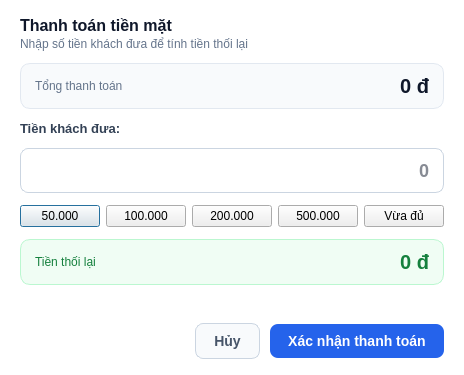
Qt form src/gui/cash_payment_dialog.ui (letrankhang/Supermarket_Manager) before a commit.
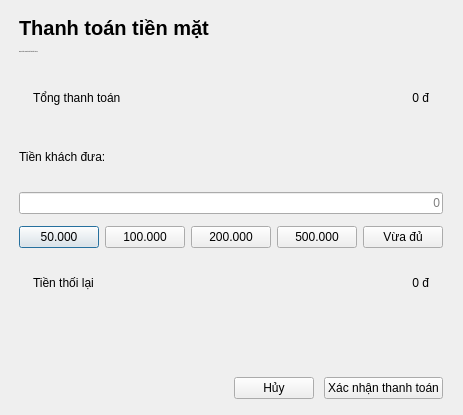
The same form after that commit. Icons and pictures are not drawn.

```diff
--- a/src/gui/cash_payment_dialog.ui
+++ b/src/gui/cash_payment_dialog.ui
@@ -7,77 +7,491 @@
     <x>0</x>
     <y>0</y>
     <width>420</width>
-    <height>360</height>
+    <height>415</height>
    </rect>
   </property>
   <property name="windowTitle">
    <string>Thanh toán tiền mặt</string>
   </property>
   <property name="styleSheet">
-   <string notr="true">QDialog {
+   <string notr="true">QDialog#CashPaymentDialog {
     background-color: #ffffff;
+    color: #0f172a;
+    font-family: &quot;Segoe UI&quot;, Arial, sans-serif;
 }
+QWidget {
+    font-family: &quot;Segoe UI&quot;, Arial, sans-serif;
+}
+QLabel {
+    background-color: transparent;
+    border: none;
+    color: #0f172a;
+}
+
+QLineEdit,
+QComboBox,
+QDateEdit,
+QSpinBox,
+QDoubleSpinBox {
+    background-color: #ffffff;
+    border: 1px solid #e2e8f0;
+    border-radius: 8px;
+    padding: 0px 12px;
+    min-height: 38px;
+    font-size: 13px;
+    color: #0f172a;
+    selection-background-color: #1d4ed8;
+    selection-color: #ffffff;
+}
+QTextEdit {
+    background-color: #ffffff;
+    border: 1px solid #e2e8f0;
+    border-radius: 8px;
+    padding: 8px 10px;
+    font-size: 13px;
+    color: #0f172a;
+    selection-background-color: #1d4ed8;
+    selection-color: #ffffff;
+}
+QLineEdit:hover,
+QComboBox:hover,
+QDateEdit:hover,
+QSpinBox:hover,
+QDoubleSpinBox:hover,
+QTextEdit:hover {
+    border: 1px solid #cbd5e1;
+}
+QLineEdit:focus,
+QComboBox:focus,
+QDateEdit:focus,
+QSpinBox:focus,
+QDoubleSpinBox:focus,
+QTextEdit:focus {
+    border: 1px solid #1d4ed8;
+}
+QLineEdit:disabled,
+QComboBox:disabled,
+QDateEdit:disabled,
+QSpinBox:disabled,
+QDoubleSpinBox:disabled {
+    background-color: #f8fafc;
+    color: #94a3b8;
+}
+QComboBox::drop-down {
+    subcontrol-origin: padding;
+    subcontrol-position: center right;
+    border: none;
+    background-color: transparent;
+    width: 26px;
+}
+QComboBox::down-arrow {
+    image: url(assets/images/chevron-down.png);
+    width: 10px;
+    height: 10px;
+}
+QComboBox::down-arrow:on {
+    image: url(assets/images/chevron-up.png);
+}
+QComboBox QAbstractItemView {
+    background-color: #ffffff;
+    border: 1px solid #e2e8f0;
+    border-radius: 8px;
+    padding: 4px;
+    outline: none;
+    selection-background-color: #eff6ff;
+    selection-color: #1d4ed8;
+}
+QSpinBox::up-button,
+QSpinBox::down-button,
+QDoubleSpinBox::up-button,
+QDoubleSpinBox::down-button,
+QDateEdit::up-button,
+QDateEdit::down-button {
+    subcontrol-origin: border;
+    width: 20px;
+    border: none;
+    background-color: transparent;
+}
+QSpinBox::up-button,
+QDoubleSpinBox::up-button,
+QDateEdit::up-button {
+    subcontrol-position: top right;
+}
+QSpinBox::down-button,
+QDoubleSpinBox::down-button,
+QDateEdit::down-button {
+    subcontrol-position: bottom right;
+}
+QSpinBox::up-button:hover,
+QSpinBox::down-button:hover,
+QDoubleSpinBox::up-button:hover,
+QDoubleSpinBox::down-button:hover,
+QDateEdit::up-button:hover,
+QDateEdit::down-button:hover {
+    background-color: #f1f5f9;
+}
+QSpinBox::up-arrow,
+QDoubleSpinBox::up-arrow,
+QDateEdit::up-arrow {
+    image: url(assets/images/chevron-up.png);
+    width: 9px;
+    height: 9px;
+}
+QSpinBox::down-arrow,
+QDoubleSpinBox::down-arrow,
+QDateEdit::down-arrow {
+    image: url(assets/images/chevron-down.png);
+    width: 9px;
+    height: 9px;
+}
+QCheckBox {
+    background-color: transparent;
+    color: #334155;
+    font-size: 13px;
+    font-weight: bold;
+    spacing: 8px;
+}
+QCheckBox::indicator {
+    width: 16px;
+    height: 16px;
+    border: 1px solid #cbd5e1;
+    border-radius: 4px;
+    background-color: #ffffff;
+}
+QCheckBox::indicator:hover {
+    border: 1px solid #1d4ed8;
+}
+QCheckBox::indicator:checked {
+    background-color: #1d4ed8;
+    border: 1px solid #1d4ed8;
+}
+
+QPushButton {
+    background-color: #ffffff;
+    color: #64748b;
+    border: 1px solid #e2e8f0;
+    border-radius: 8px;
+    padding: 0px 16px;
+    min-height: 38px;
+    font-size: 12px;
+    font-weight: bold;
+}
+QPushButton:hover {
+    background-color: #eff6ff;
+    color: #1d4ed8;
+    border: 1px solid #1d4ed8;
+}
+QPushButton:pressed {
+    background-color: #dbeafe;
+}
+QPushButton:disabled {
+    background-color: #f8fafc;
+    color: #cbd5e1;
+    border: 1px solid #e2e8f0;
+}
+QPushButton#RowActionButton {
+    background-color: transparent;
+    border: none;
+    border-radius: 6px;
+    padding: 0px;
+    min-width: 28px;
+    max-width: 28px;
+    min-height: 28px;
+    max-height: 28px;
+}
+QPushButton#RowActionButton:hover {
+    background-color: #eff6ff;
+}
+QPushButton#RowActionButton:pressed {
+    background-color: #dbeafe;
+}
+
+QTableWidget {
+    background-color: transparent;
+    border: none;
+    gridline-color: #f1f5f9;
+    font-size: 13px;
+    color: #334155;
+    outline: none;
+}
+QTableWidget::item {
+    padding: 8px;
+    border-bottom: 1px solid #f1f5f9;
+}
+QTableWidget::item:selected {
+    background-color: #eff6ff;
+    color: #1d4ed8;
+}
+QHeaderView {
+    background-color: #f8fafc;
+    border: none;
+    border-bottom: 1px solid #e2e8f0;
+}
+QHeaderView::section {
+    background-color: #f8fafc;
+    color: #64748b;
+    font-size: 11px;
+    font-weight: 700;
+    padding: 10px 8px;
+    border: none;
+    border-bottom: 1px solid #e2e8f0;
+}
+QTableCornerButton::section {
+    background-color: #f8fafc;
+    border: none;
+}
+
+QLabel[badge=&quot;info&quot;] {
+    background-color: #dbeafe;
+    color: #1d4ed8;
+    border-radius: 6px;
+    padding: 3px 10px;
+    font-size: 11px;
+    font-weight: 700;
+}
+QLabel[badge=&quot;success&quot;] {
+    background-color: #d1fae5;
+    color: #059669;
+    border-radius: 6px;
+    padding: 3px 10px;
+    font-size: 11px;
+    font-weight: 700;
+}
+QLabel[badge=&quot;warning&quot;] {
+    background-color: #ffedd5;
+    color: #ea580c;
+    border-radius: 6px;
+    padding: 3px 10px;
+    font-size: 11px;
+    font-weight: 700;
+}
+QLabel[badge=&quot;danger&quot;] {
+    background-color: #fee2e2;
+    color: #dc2626;
+    border-radius: 6px;
+    padding: 3px 10px;
+    font-size: 11px;
+    font-weight: 700;
+}
+QLabel[badge=&quot;neutral&quot;] {
+    background-color: #e2e8f0;
+    color: #64748b;
+    border-radius: 6px;
+    padding: 3px 10px;
+    font-size: 11px;
+    font-weight: 700;
+}
+QLabel[badge=&quot;violet&quot;] {
+    background-color: #ede9fe;
+    color: #6d28d9;
+    border-radius: 6px;
+    padding: 3px 10px;
+    font-size: 11px;
+    font-weight: 700;
+}
+QLabel[trend=&quot;up&quot;] {
+    background-color: #ecfdf5;
+    color: #059669;
+    border-radius: 4px;
+    padding: 2px 6px;
+    font-size: 11px;
+    font-weight: 700;
+}
+QLabel[trend=&quot;down&quot;] {
+    background-color: #fef2f2;
+    color: #dc2626;
+    border-radius: 4px;
+    padding: 2px 6px;
+    font-size: 11px;
+    font-weight: 700;
+}
+QLabel[trend=&quot;flat&quot;] {
+    background-color: #f1f5f9;
+    color: #64748b;
+    border-radius: 4px;
+    padding: 2px 6px;
+    font-size: 11px;
+    font-weight: 700;
+}
+QLabel[state=&quot;up&quot;] {
+    color: #10b981;
+    font-weight: bold;
+}
+QLabel[state=&quot;down&quot;] {
+    color: #ef4444;
+    font-weight: bold;
+}
+QLabel[state=&quot;flat&quot;] {
+    color: #64748b;
+    font-weight: bold;
+}
+QLabel[state=&quot;warning&quot;] {
+    color: #eab308;
+    font-weight: bold;
+}
+QLabel[state=&quot;safe&quot;] {
+    color: #10b981;
+}
+
+QScrollArea {
+    background-color: transparent;
+    border: none;
+}
+QScrollArea &gt; QWidget &gt; QWidget {
+    background-color: transparent;
+}
+QAbstractScrollArea::viewport {
+    background-color: transparent;
+}
+QScrollBar:vertical {
+    background-color: transparent;
+    width: 10px;
+    margin: 0px;
+    border: none;
+}
+QScrollBar::handle:vertical {
+    background-color: #cbd5e1;
+    min-height: 35px;
+    border-radius: 5px;
+}
+QScrollBar::handle:vertical:hover {
+    background-color: #94a3b8;
+}
+QScrollBar::handle:vertical:pressed {
+    background-color: #64748b;
+}
+QScrollBar::add-line:vertical,
+QScrollBar::sub-line:vertical {
+    height: 0px;
+    width: 0px;
+    background: transparent;
+    border: none;
+}
+QScrollBar::up-arrow:vertical,
+QScrollBar::down-arrow:vertical {
+    width: 0px;
+    height: 0px;
+    background: transparent;
+    border: none;
+}
+QScrollBar::add-page:vertical,
+QScrollBar::sub-page:vertical {
+    background: transparent;
+}
+QScrollBar:horizontal {
+    background-color: transparent;
+    height: 10px;
+    margin: 0px;
+    border: none;
+}
+QScrollBar::handle:horizontal {
+    background-color: #cbd5e1;
+    min-width: 35px;
+    border-radius: 5px;
+}
+QScrollBar::handle:horizontal:hover {
+    background-color: #94a3b8;
+}
+QScrollBar::handle:horizontal:pressed {
+    background-color: #64748b;
+}
+QScrollBar::add-line:horizontal,
+QScrollBar::sub-line:horizontal {
+    width: 0px;
+    height: 0px;
+    background: transparent;
+    border: none;
+}
+QScrollBar::left-arrow:horizontal,
+QScrollBar::right-arrow:horizontal {
+    width: 0px;
+    height: 0px;
+    background: transparent;
+    border: none;
+}
+QScrollBar::add-page:horizontal,
+QScrollBar::sub-page:horizontal {
+    background: transparent;
+}
+
+QMenu {
+    background-color: #ffffff;
+    border: 1px solid #e2e8f0;
+    border-radius: 8px;
+    padding: 6px;
+}
+QMenu::item {
+    background-color: transparent;
+    color: #334155;
+    border-radius: 6px;
+    padding: 7px 18px;
+    font-size: 13px;
+}
+QMenu::item:selected {
+    background-color: #eff6ff;
+    color: #1d4ed8;
+}
+QMenu::separator {
+    height: 1px;
+    background-color: #e2e8f0;
+    margin: 6px 4px;
+}
+
 QLabel#lblTitle {
     color: #0f172a;
-    font-size: 16px;
-    font-weight: 700;
+    font-weight: bold;
 }
+
 QLabel#lblSubTitle {
-    color: #64748b;
+    color: #6b7280;
     font-size: 12px;
+    font-weight: normal;
+    margin-top: 4px;
 }
+
 QFrame#frameTotal {
-    background-color: #f8fafc;
+    background-color: #ffffff;
     border: 1px solid #e2e8f0;
     border-radius: 10px;
 }
-QLabel#lblTotalCaption {
-    color: #64748b;
-    font-size: 12px;
-}
-QLabel#lblTotalValue {
-    color: #0f172a;
-    font-size: 20px;
-    font-weight: 700;
-}
+
+QLabel#lblTotalCaption,
 QLabel#lblCashCaption {
-    color: #334155;
+    color: #64748b;
+    font-size: 12px;
+}
+
+QLabel#lblTotalValue {
+    color: #0f172a;
+    font-size: 20px;
+    font-weight: bold;
+}
+
+QPushButton#btnConfirm {
+    background-color: #1d4ed8;
+    color: #ffffff;
+    border: none;
+    border-radius: 8px;
+    padding: 0px 20px;
+    min-height: 38px;
     font-size: 13px;
-    font-weight: 600;
+    font-weight: 700;
 }
+QPushButton#btnConfirm:hover {
+    background-color: #1e3a8a;
+}
+QPushButton#btnConfirm:pressed {
+    background-color: #1e40af;
+}
+QPushButton#btnConfirm:disabled {
+    background-color: #cbd5e1;
+    color: #f8fafc;
+}
+
 QLineEdit#txtCashReceived {
-    background-color: #ffffff;
-    color: #0f172a;
-    border: 1px solid #cbd5e1;
-    border-radius: 8px;
-    padding: 10px 12px;
     font-size: 18px;
     font-weight: 700;
-    selection-background-color: #2563eb;
-    selection-color: #ffffff;
-}
-QLineEdit#txtCashReceived:hover {
-    border: 1px solid #94a3b8;
-}
-QLineEdit#txtCashReceived:focus {
-    border: 1px solid #2563eb;
-}
-QPushButton[class=&quot;quickAmount&quot;] {
-    background-color: #f8fafc;
-    color: #334155;
-    border: 1px solid #cbd5e1;
-    border-radius: 8px;
-    padding: 6px 4px;
-    font-size: 12px;
-    font-weight: 600;
-}
-QPushButton[class=&quot;quickAmount&quot;]:hover {
-    background-color: #eff6ff;
-    border: 1px solid #93c5fd;
-    color: #1d4ed8;
-}
-QPushButton[class=&quot;quickAmount&quot;]:pressed {
-    background-color: #dbeafe;
+    min-height: 44px;
 }
 QFrame#frameChange {
     background-color: #f0fdf4;
@@ -98,42 +512,16 @@
     font-size: 12px;
     font-weight: 600;
 }
-QPushButton#btnConfirm {
-    background-color: #2563eb;
-    color: #ffffff;
-    border: none;
-    border-radius: 8px;
-    padding: 9px 18px;
-    font-size: 14px;
-    font-weight: 600;
+QPushButton#btnQuick50,
+QPushButton#btnQuick100,
+QPushButton#btnQuick200,
+QPushButton#btnQuick500,
+QPushButton#btnExactAmount {
+    padding: 0px 4px;
+    min-height: 34px;
+    font-size: 12px;
 }
-QPushButton#btnConfirm:hover {
-    background-color: #1d4ed8;
-}
-QPushButton#btnConfirm:pressed {
-    background-color: #1e40af;
-}
-QPushButton#btnConfirm:disabled {
-    background-color: #cbd5e1;
-    color: #94a3b8;
-}
-QPushButton#btnCancel {
-    background-color: #f8fafc;
-    color: #475569;
-    border: 1px solid #cbd5e1;
-    border-radius: 8px;
-    padding: 9px 18px;
-    font-size: 14px;
-    font-weight: 500;
-}
-QPushButton#btnCancel:hover {
-    background-color: #f1f5f9;
-    border: 1px solid #94a3b8;
-    color: #334155;
-}
-QPushButton#btnCancel:pressed {
-    background-color: #e2e8f0;
-}</string>
+</string>
   </property>
   <layout class="QVBoxLayout" name="mainLayout">
    <property name="sizeConstraint">
@@ -143,7 +531,7 @@
     <number>12</number>
    </property>
    <property name="leftMargin">
-    <number>20</number>
+    <number>19</number>
    </property>
    <property name="topMargin">
     <number>16</number>
@@ -157,7 +545,7 @@
    <item>
     <layout class="QVBoxLayout" name="headerLayout">
      <property name="spacing">
-      <number>2</number>
+      <number>0</number>
      </property>
      <property name="leftMargin">
       <number>0</number>
@@ -173,6 +561,13 @@
      </property>
      <item>
       <widget class="QLabel" name="lblTitle">
+       <property name="font">
+        <font>
+         <family>Segoe UI</family>
+         <pointsize>15</pointsize>
+         <bold>true</bold>
+        </font>
+       </property>
        <property name="text">
         <string>Thanh toán tiền mặt</string>
        </property>
@@ -180,6 +575,13 @@
      </item>
      <item>
       <widget class="QLabel" name="lblSubTitle">
+       <property name="font">
+        <font>
+         <family>Segoe UI</family>
+         <pointsize>-1</pointsize>
+         <bold>false</bold>
+        </font>
+       </property>
        <property name="text">
         <string>Nhập số tiền khách đưa để tính tiền thối lại</string>
        </property>
```
Left out of the diff: 8 changed lines with no effect on the pictures.
